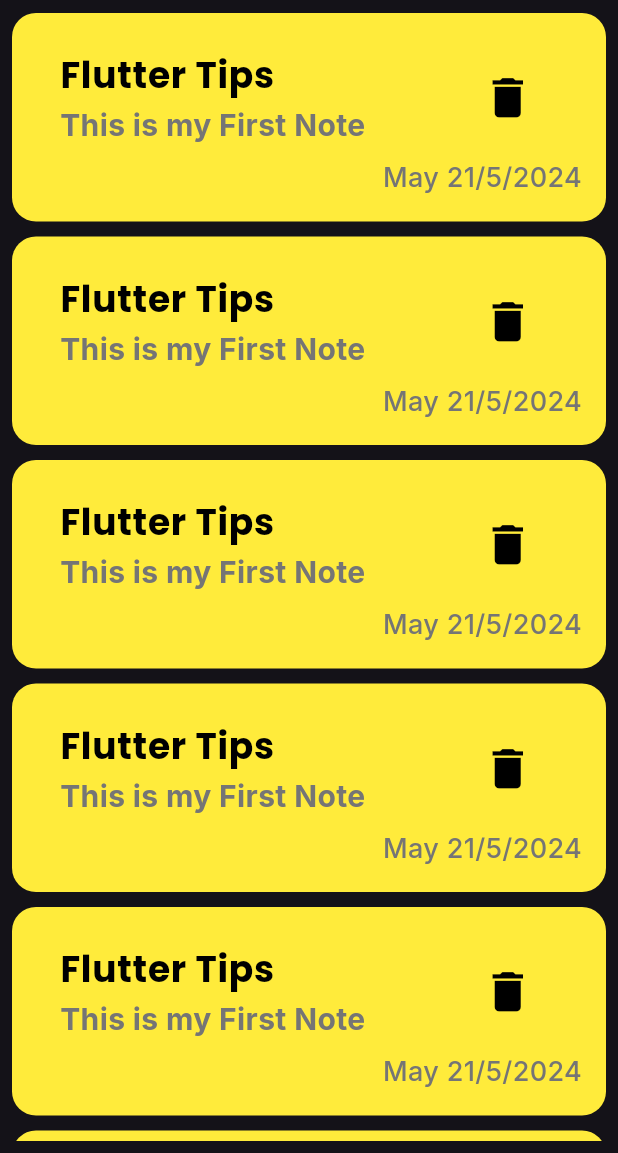
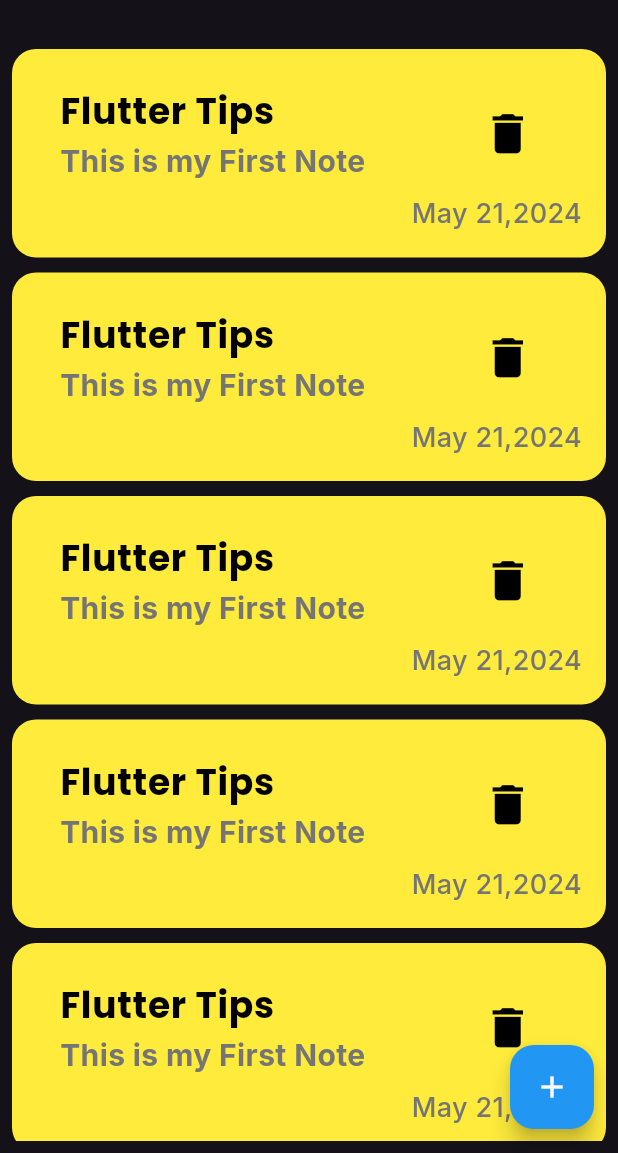
Before and after one commit to kareemezzat25/notes_app, a Flutter app: the screen it shows after launch, on a phone screen of 412 x 824 dp, the part 83-1236 px from its top. Run offline on Flutter 3.47's test engine with Material 3 defaults, Android fonts, the phone set to English and light mode, and no system bars; our stand-ins replace google_fonts.

Commit message:
Add & Edit Note Ui

```diff
--- a/lib/core/resources/app_colors.dart
+++ b/lib/core/resources/app_colors.dart
@@ -3,4 +3,6 @@ import 'package:flutter/material.dart';
 class AppColors {
   static const Color primaryColor = Colors.black;
   static const Color secondaryColor = Color(0xFF757575);
+  static const Color whiteColor = Colors.white;
+  static const Color textFieldColor = Color(0xff62FCD7);
 }
--- a/lib/main.dart
+++ b/lib/main.dart
@@ -1,4 +1,5 @@
 import 'package:flutter/material.dart';
+import 'package:notes_app/views/editnote_view.dart';
 import 'package:notes_app/views/notes_view.dart';
 
 void main() {
@@ -15,7 +16,10 @@ class NotesApp extends StatelessWidget {
       debugShowCheckedModeBanner: false,
       darkTheme: ThemeData.dark(),
       themeMode: ThemeMode.dark,
-      routes: {NotesView.routeName: (context) => NotesView()},
+      routes: {
+        NotesView.routeName: (context) => NotesView(),
+        EditNoteView.routeName: (context) => EditNoteView(),
+      },
       initialRoute: NotesView.routeName,
     );
   }
--- a/lib/views/notes_view.dart
+++ b/lib/views/notes_view.dart
@@ -1,6 +1,8 @@
 import 'package:flutter/material.dart';
 import 'package:google_fonts/google_fonts.dart';
-import 'package:notes_app/widgets/note_item.dart';
+import 'package:notes_app/core/resources/app_colors.dart';
+import 'package:notes_app/widgets/addnote_bottom_sheet.dart';
+import 'package:notes_app/widgets/custom_appbar.dart';
 import 'package:notes_app/widgets/notes_listview.dart';
 
 class NotesView extends StatelessWidget {
@@ -10,26 +12,21 @@ class NotesView extends StatelessWidget {
   @override
   Widget build(BuildContext context) {
     return Scaffold(
-      appBar: AppBar(
-        title: Text(
-          "Notes",
-          style: GoogleFonts.inter(
-            fontSize: 28,
-            fontWeight: FontWeight.bold,
-            color: Colors.white,
-          ),
-        ),
-        scrolledUnderElevation: 0,
-        actions: [
-          Container(
-            padding: EdgeInsets.all(12),
-            decoration: BoxDecoration(
-              borderRadius: BorderRadius.circular(16),
-              color: Colors.white.withOpacity(0.08),
+      appBar: CustomAppBar(title: "Notes", icon: Icons.search),
+      floatingActionButton: FloatingActionButton(
+        onPressed: () {
+          showModalBottomSheet(
+            shape: RoundedRectangleBorder(
+              borderRadius: BorderRadiusGeometry.circular(16),
             ),
-            child: Icon(Icons.search, color: Colors.white, size: 30),
-          ),
-        ],
+            context: context,
+            builder: (context) {
+              return AddNoteBottomSheet();
+            },
+          );
+        },
+        backgroundColor: Colors.blue,
+        child: Icon(Icons.add, color: AppColors.whiteColor),
       ),
       body: Padding(padding: const EdgeInsets.all(8.0), child: NotesListView()),
     );
--- /dev/null
+++ b/lib/widgets/custom_appbar.dart
@@ -0,0 +1,37 @@
+import 'package:flutter/material.dart';
+import 'package:google_fonts/google_fonts.dart';
+import 'package:notes_app/core/resources/app_colors.dart';
+
+class CustomAppBar extends StatelessWidget implements PreferredSizeWidget {
+  final String title;
+  final IconData icon;
+  const CustomAppBar({super.key, required this.title, required this.icon});
+
+  @override
+  Size get preferredSize => const Size.fromHeight(80.0);
+  @override
+  Widget build(BuildContext context) {
+    return AppBar(
+      automaticallyImplyLeading: false,
+      title: Text(
+        title,
+        style: GoogleFonts.inter(
+          fontSize: 28,
+          fontWeight: FontWeight.bold,
+          color: AppColors.whiteColor,
+        ),
+      ),
+      scrolledUnderElevation: 0,
+      actions: [
+        Container(
+          padding: EdgeInsets.all(12),
+          decoration: BoxDecoration(
+            borderRadius: BorderRadius.circular(16),
+            color: AppColors.whiteColor.withOpacity(0.08),
+          ),
+          child: Icon(icon, color: Colors.white, size: 30),
+        ),
+      ],
+    );
+  }
+}
--- a/lib/widgets/note_item.dart
+++ b/lib/widgets/note_item.dart
@@ -1,13 +1,18 @@
 import 'package:flutter/material.dart';
 import 'package:google_fonts/google_fonts.dart';
 import 'package:notes_app/core/resources/app_colors.dart';
+import 'package:notes_app/views/editnote_view.dart';
 
 class NoteItem extends StatelessWidget {
   const NoteItem({super.key});
 
   @override
   Widget build(BuildContext context) {
-    return Container(
+    return GestureDetector(
+      onTap: () {
+        Navigator.pushNamed(context, EditNoteView.routeName);
+      },
+      child: Container(
         padding: EdgeInsets.all(16),
         decoration: BoxDecoration(
           color: Colors.yellow,
@@ -39,7 +44,7 @@ class NoteItem extends StatelessWidget {
               ),
             ),
             Text(
-            "May 21/5/2024",
+              "May 21,2024",
               style: GoogleFonts.inter(
                 fontSize: 18,
                 fontWeight: FontWeight.w500,
@@ -48,6 +53,7 @@ class NoteItem extends StatelessWidget {
             ),
           ],
         ),
+      ),
     );
   }
 }
```
Also changed, not shown: lib/views/editnote_view.dart (added, +16 -0 lines), lib/widgets/addnote_bottom_sheet.dart (added, +38 -0 lines), lib/widgets/custom_button.dart (added, +30 -0 lines), lib/widgets/custom_text_field.dart (added, +38 -0 lines), lib/widgets/editnote_body.dart (added, +20 -0 lines). Lines whose indentation alone changed are shown as unchanged.
